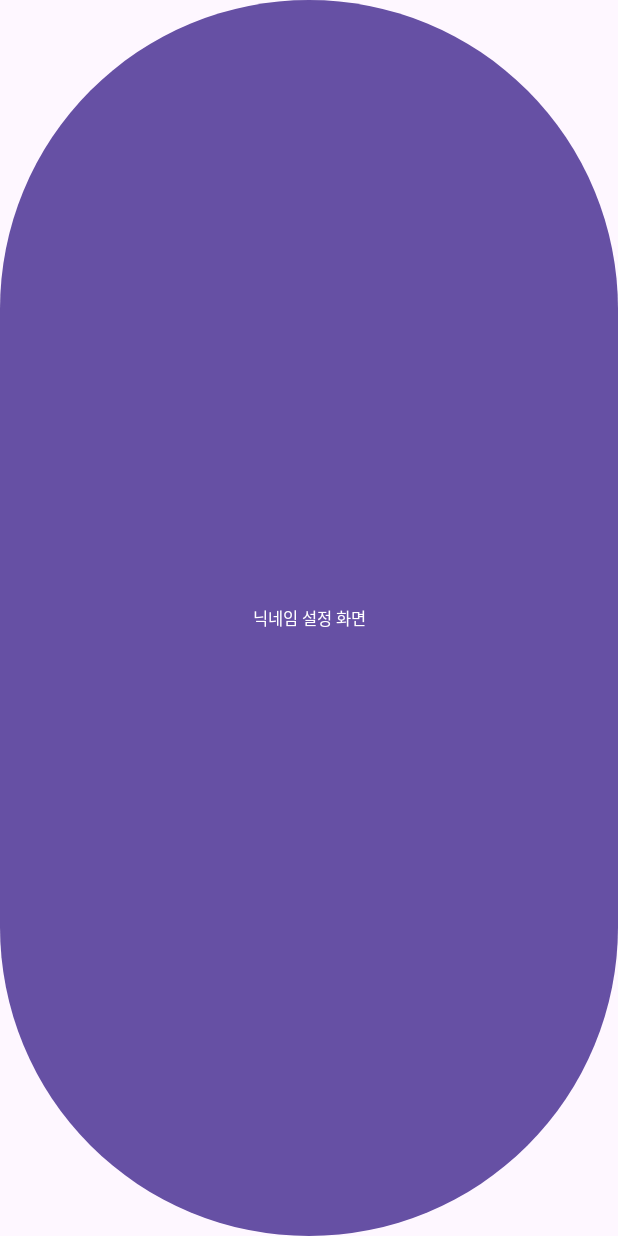
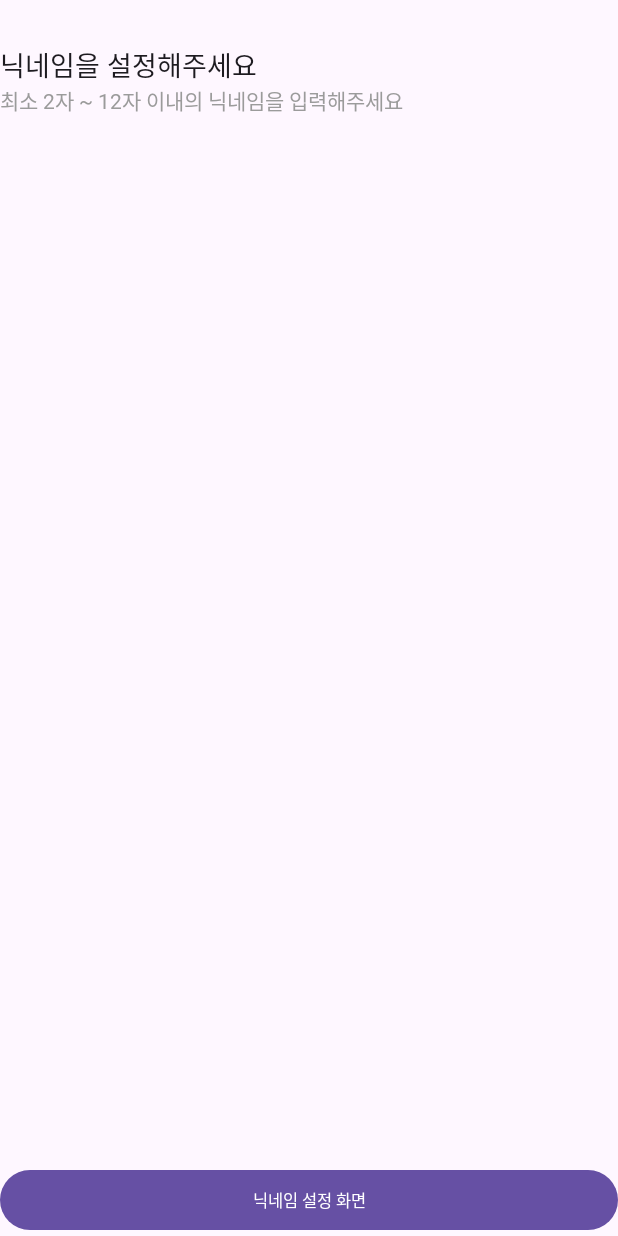
Before and after one commit to zerosome-dev/zerosome-android, an Android app built with Jetpack Compose: the screen it shows after launch (MainActivity), after a tap on "약관 페이지", on a phone screen of 412 x 824 dp. Run offline under Robolectric (Android 15) with nearby library versions, the phone set to English and light mode, and no system bars; our stand-ins replace Dagger/Hilt's generated code; Roboto replaces fonts that are not available here; 1 other tap on this screen came first.

Commit message:
💄 Modify Onboarding Navigation = Popup to Onboarding Route.

```diff
--- a/app/src/main/java/com/zerosome/android/MainActivity.kt
+++ b/app/src/main/java/com/zerosome/android/MainActivity.kt
@@ -5,6 +5,8 @@ import androidx.activity.ComponentActivity
 import androidx.activity.compose.setContent
 import androidx.activity.enableEdgeToEdge
 import androidx.compose.foundation.layout.fillMaxSize
+import androidx.compose.foundation.layout.navigationBarsPadding
+import androidx.compose.foundation.layout.statusBarsPadding
 import androidx.compose.material3.MaterialTheme
 import androidx.compose.material3.Surface
 import androidx.compose.ui.Modifier
@@ -18,7 +20,7 @@ class MainActivity : ComponentActivity() {
             ZerosomeTheme {
                 // A surface container using the 'background' color from the theme
                 Surface(
-                    modifier = Modifier.fillMaxSize(),
+                    modifier = Modifier.fillMaxSize().statusBarsPadding().navigationBarsPadding(),
                     color = MaterialTheme.colorScheme.background
                 ) {
                     ZSNavHost()
--- a/app/src/main/java/com/zerosome/android/ZSNavHost.kt
+++ b/app/src/main/java/com/zerosome/android/ZSNavHost.kt
@@ -24,7 +24,11 @@ fun ZSNavHost(
         }
         composable(Onboarding.route) {
             OnboardingNavScreen(onUserLoggedIn = {
-                navController.navigate(Main.route)
+                navController.navigate(Main.route) {
+                    popUpTo(Onboarding.route) {
+                        inclusive = true
+                    }
+                }
             })
         }
     }
--- a/feat/onboarding/src/main/java/com/zerosome/onboarding/NicknameScreen.kt
+++ b/feat/onboarding/src/main/java/com/zerosome/onboarding/NicknameScreen.kt
@@ -1,16 +1,37 @@
 package com.zerosome.onboarding
 
+import androidx.compose.foundation.layout.Column
+import androidx.compose.foundation.layout.Spacer
+import androidx.compose.foundation.layout.fillMaxSize
 import androidx.compose.foundation.layout.fillMaxWidth
+import androidx.compose.foundation.layout.height
 import androidx.compose.material3.Button
 import androidx.compose.material3.Text
 import androidx.compose.runtime.Composable
 import androidx.compose.ui.Modifier
 import androidx.compose.ui.text.style.TextAlign
+import androidx.compose.ui.unit.dp
+import com.zerosome.design.ui.theme.Body1
+import com.zerosome.design.ui.theme.Body2
+import com.zerosome.design.ui.theme.H2
 import com.zerosome.design.ui.theme.Label2
+import com.zerosome.design.ui.theme.ZSColor
 
 @Composable
 internal fun NicknameScreen(onClickNext: () -> Unit) {
-    Button(onClick = onClickNext) {
-        Text("닉네임 설정 화면", modifier = Modifier.fillMaxWidth(), textAlign = TextAlign.Center, style = Label2)
+    Column(modifier = Modifier.fillMaxSize()) {
+        Spacer(modifier = Modifier.height(30.dp))
+        Text(text = "닉네임을 설정해주세요", style = H2)
+        Text(text = "최소 2자 ~ 12자 이내의 닉네임을 입력해주세요", style = Body2, color = ZSColor.Neutral400)
+        Spacer(modifier = Modifier.weight(1f))
+        Button(onClick = onClickNext) {
+            Text(
+                "닉네임 설정 화면",
+                modifier = Modifier.fillMaxWidth(),
+                textAlign = TextAlign.Center,
+                style = Label2
+            )
+        }
     }
+
 }
```
Also changed, not shown: design/src/main/res/drawable/ic_check.xml (added, +21 -0 lines).
